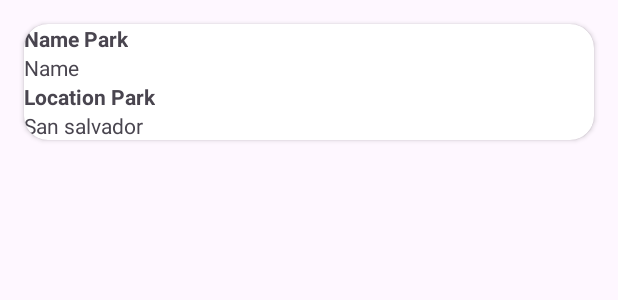
After one commit to Alexis00002521/00002521_Paricial01, an Android app: the layout item_park.xml on its own in the app's theme, with its tools: preview values and no code run, on a phone screen of 412 x 824 dp. The commit adds this screen. Shown: the top 300 px of the screen. Run offline under Robolectric (Android 15) with nearby library versions, the phone set to English and light mode, and no system bars.

Commit message:
ultimo comid

```diff
--- a/app/build.gradle
+++ b/app/build.gradle
@@ -30,6 +30,9 @@ android {
     kotlinOptions {
         jvmTarget = '1.8'
     }
+    dataBinding {
+        enabled true
+    }
 }
 
 dependencies {
--- a/app/src/main/java/com/example/parks_parcial/ui/MainActivity.kt
+++ b/app/src/main/java/com/example/parks_parcial/ui/MainActivity.kt
@@ -5,9 +5,10 @@ import android.os.Bundle
 import com.example.parks_parcial.R
 
 class MainActivity : AppCompatActivity() {
-    //TODO EDITADR MAIN ANTES DE MANDAR A COMPILAR
+    private lateinit var binding: ActivityMainBinding
     override fun onCreate(savedInstanceState: Bundle?) {
         super.onCreate(savedInstanceState)
-        setContentView(R.layout.activity_main)
+        binding = ActivityMainBinding.inflate(layoutInflater)
+        setContentView(binding.root)
     }
 }
--- /dev/null
+++ b/app/src/main/res/layout/item_park.xml
@@ -0,0 +1,62 @@
+<?xml version="1.0" encoding="utf-8"?>
+<layout
+    xmlns:android="http://schemas.android.com/apk/res/android"
+    xmlns:app="http://schemas.android.com/apk/res-auto">
+    <data>
+        <variable
+            name="viewmodel"
+            type="com.example.parks_parcial.ui.park.viewmodel.ParkViewModel" />
+    </data>
+<androidx.constraintlayout.widget.ConstraintLayout
+
+    android:layout_width="match_parent"
+    android:layout_height="match_parent">
+
+    <androidx.cardview.widget.CardView
+
+        android:id="@+id/parkItemCardView"
+        android:layout_width="match_parent"
+        android:layout_height="wrap_content"
+        app:cardCornerRadius="16dp"
+        android:layout_marginStart="16dp"
+        android:layout_marginTop="16dp"
+        android:layout_marginEnd="16dp"
+        app:layout_constraintEnd_toEndOf="parent"
+        app:layout_constraintStart_toStartOf="parent"
+        app:layout_constraintTop_toTopOf="parent">
+
+        <LinearLayout
+
+            android:layout_width="wrap_content"
+            android:layout_height="wrap_content"
+            android:orientation="vertical">
+
+            <TextView
+                android:layout_width="wrap_content"
+                android:layout_height="wrap_content"
+                android:text="@string/name_park_string"
+                android:textStyle="bold" />
+
+            <TextView
+                android:id="@+id/TV_name"
+                android:layout_width="wrap_content"
+                android:layout_height="wrap_content"
+                android:text="@string/name_string" />
+
+            <TextView
+                android:layout_width="wrap_content"
+                android:layout_height="wrap_content"
+                android:text="@string/location_park_string"
+                android:textStyle="bold" />
+
+            <TextView
+                android:id="@+id/Tv_location"
+                android:layout_width="wrap_content"
+                android:layout_height="wrap_content"
+                android:text="@string/san_salvador_string" />
+        </LinearLayout>
+
+    </androidx.cardview.widget.CardView>
+
+</androidx.constraintlayout.widget.ConstraintLayout>
+</layout>
--- a/app/src/main/res/values/strings.xml
+++ b/app/src/main/res/values/strings.xml
@@ -2,4 +2,9 @@
     <string name="app_name">Parks_parcial</string>
     <!-- TODO: Remove or change this placeholder text -->
     <string name="hello_blank_fragment">Hello blank fragment</string>
+    <string name="name_park_string">Name Park</string>
+    <string name="name_string">Name</string>
+    <string name="location_park_string">Location Park</string>
+    <string name="san_salvador_string">San salvador</string>
+    <string name="parks_list_string">Parks List</string>
 </resources>
```
Also changed, not shown: app/src/main/java/com/example/parks_parcial/ui/park/parkslist/recyclerview/ParkRecyclerViewAdapter.kt (added, +31 -0 lines), app/src/main/java/com/example/parks_parcial/ui/park/parkslist/recyclerview/ParkRecyclerViewHolder.kt (added, +16 -0 lines), app/src/main/res/layout/activity_main.xml (+17 -10 lines), app/src/main/res/layout/fragment_new__park.xml (+11 -2 lines), app/src/main/res/layout/fragment_park__information.xml (+12 -2 lines), app/src/main/res/layout/fragment_park__list.xml (+28 -7 lines).
